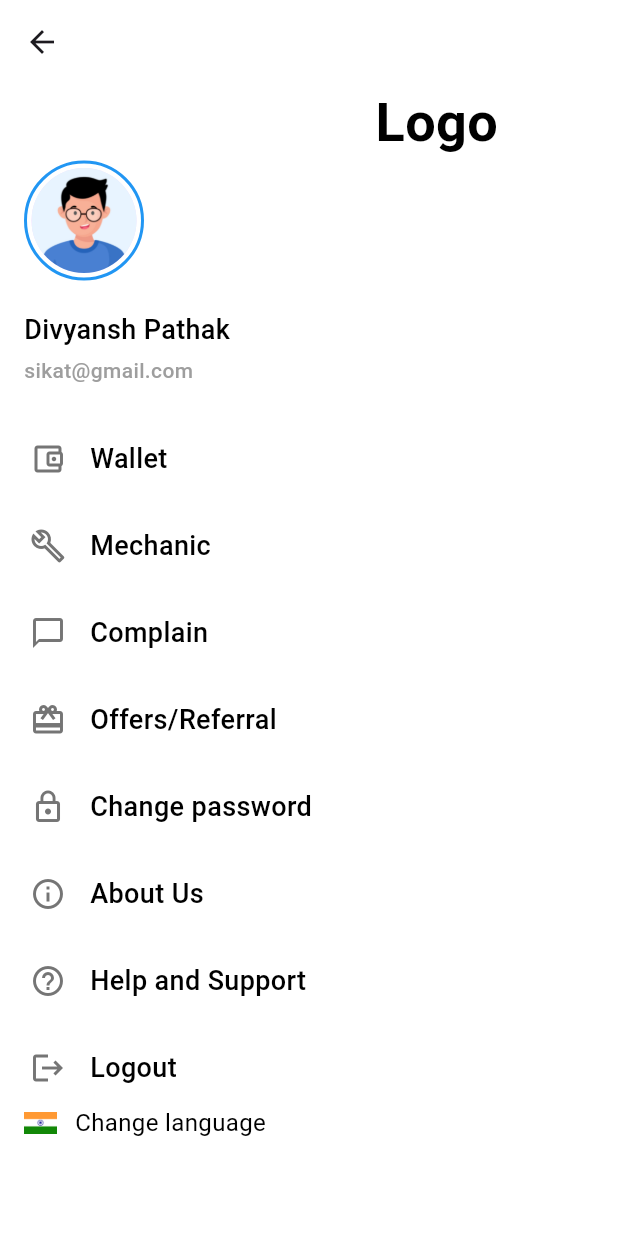
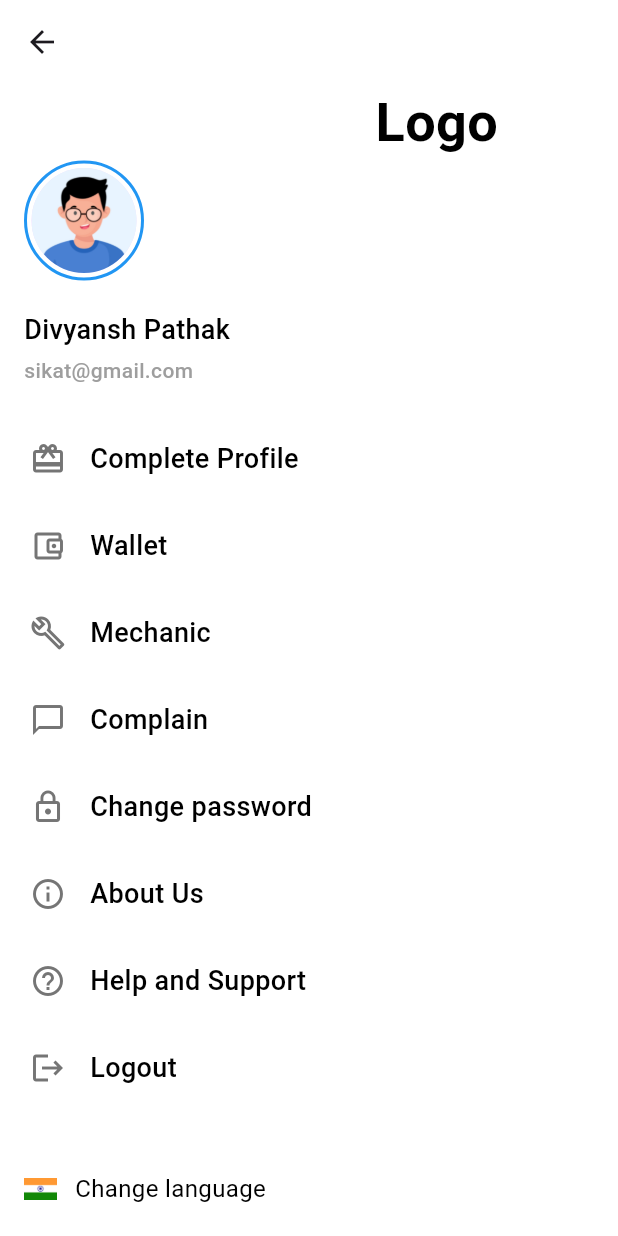
Before and after one commit to sikatienterprises/tukugo-driver, a Flutter app: the HomeScreen screen opened by its route, after a tap on the "menu" icon, on a phone screen of 412 x 824 dp. Run offline on Flutter 3.47's test engine with Material 3 defaults, Android fonts, the phone set to English and light mode, and no system bars; our stand-ins replace dotted_border, flutter_map, flutter_svg, go_router, image_picker, intl_phone_field and 1 more; network calls fail; project files that could hold a hidden picture were left out.

```diff
--- a/lib/auth/vehicle_selection_page.dart
+++ b/lib/auth/vehicle_selection_page.dart
@@ -33,6 +33,7 @@ class _VehicleSelectionPageState extends State<VehicleSelectionPage> {
 
     return Scaffold(
       backgroundColor: Colors.white,
+      appBar: AppBar(),
       body: SafeArea(
         child: Column(
           children: [
@@ -81,12 +82,10 @@ class _VehicleSelectionPageState extends State<VehicleSelectionPage> {
                       ),
                     ),
                     const SizedBox(height: 20),
-
                     _vehicleOption('E-Rickshaw', Icons.electric_rickshaw),
                     _vehicleOption('Car', Icons.directions_car),
                     _vehicleOption('Bike', Icons.motorcycle),
                     _vehicleOption('Auto', Icons.local_taxi),
-
                     const SizedBox(height: 40),
                     SizedBox(
                       width: double.infinity,
--- a/lib/screen/drawer/changeLanguage.dart
+++ b/lib/screen/drawer/changeLanguage.dart
@@ -46,7 +46,7 @@ class _ChangeLanguagePageState extends State<ChangeLanguagePage> {
     {
       'name': 'Turkish',
       'subtitle': 'Türkçe',
-      'flagAsset': 'assets/flags/turish.png',
+      'flagAsset': 'assets/flags/turkish.png',
     },
     {
       'name': 'Dutch',
--- a/lib/screen/drawer/profile_drawer.dart
+++ b/lib/screen/drawer/profile_drawer.dart
@@ -1,4 +1,6 @@
 import 'package:flutter/material.dart';
+import 'package:go_router/go_router.dart';
+import 'package:tukugo/auth/vehicle_selection_page.dart';
 import 'package:tukugo/screen/drawer/aboutUs.dart';
 import 'package:tukugo/screen/drawer/changeLanguage.dart';
 import 'package:tukugo/screen/drawer/globals.dart';
@@ -88,6 +90,13 @@ class _ProfileScreenState extends State<ProfileScreen> {
               padding: EdgeInsets.zero,
               children: [
                 _buildMenuItem(
+                  Icons.card_giftcard_outlined,
+                  'Complete Profile',
+                  onTap: () {
+                    context.push('/');
+                  },
+                ),
+                _buildMenuItem(
                   Icons.account_balance_wallet_outlined,
                   'Wallet',
                   onTap: () {
@@ -98,7 +107,6 @@ class _ProfileScreenState extends State<ProfileScreen> {
                 ),
                 _buildMenuItem(Icons.build_outlined, 'Mechanic'),
                 _buildMenuItem(Icons.chat_bubble_outline, 'Complain'),
-                _buildMenuItem(Icons.card_giftcard_outlined, 'Offers/Referral'),
                 _buildMenuItem(
                   Icons.lock_outline,
                   'Change password',
@@ -135,8 +143,9 @@ class _ProfileScreenState extends State<ProfileScreen> {
           // Language Section
           Container(
             padding: const EdgeInsets.only(
-              bottom: 64,
+              top: 24,
               left: 16,
+              bottom: 20,
             ),
             child: Row(
               children: [
--- a/lib/screen/drawer/wallet.dart
+++ b/lib/screen/drawer/wallet.dart
@@ -1,6 +1,5 @@
 import 'package:flutter/material.dart';
 import 'package:go_router/go_router.dart';
-import 'package:tukugo/routes/route_constants.dart';
 
 class MyWallet extends StatelessWidget {
   @override
--- a/lib/screen/home_screen.dart
+++ b/lib/screen/home_screen.dart
@@ -2,10 +2,8 @@ import 'package:flutter/material.dart';
 import 'package:flutter_map/flutter_map.dart';
 import 'package:latlong2/latlong.dart';
 import 'package:go_router/go_router.dart';
-import 'package:tukugo/routes/route_constants.dart';
 import 'package:tukugo/screen/drawer/profile_drawer.dart';
 import 'package:tukugo/screen/otp-startRide.dart';
-import 'package:tukugo/screen/drawer/change-password.dart';
 // import 'package:flutter_svg/flutter_svg.dart';
 
 class HomeScreen extends StatefulWidget {
@@ -277,7 +275,7 @@ class _HomeScreenState extends State<HomeScreen> {
                               CircleAvatar(
                                 radius: 22,
                                 backgroundImage: AssetImage(
-                                    'assets/driverprofile.svg'), // Replace with your asset
+                                    'assets/ProfilePic.jpg'), // Replace with your asset
                                 backgroundColor: Colors.grey[200],
                               ),
                               const SizedBox(width: 10),
@@ -403,24 +401,24 @@ class _HomeScreenState extends State<HomeScreen> {
                                     mainAxisSize: MainAxisSize.min,
                                     children: [
                                       const Text('Accept'),
-                                      Container(
-                                        margin: const EdgeInsets.only(left: 6),
-                                        padding: const EdgeInsets.symmetric(
-                                            horizontal: 6, vertical: 2),
-                                        decoration: BoxDecoration(
-                                          color: Colors.white,
-                                          borderRadius:
-                                              BorderRadius.circular(10),
-                                        ),
-                                        child: const Text(
-                                          '10',
-                                          style: TextStyle(
-                                            color: Colors.blue,
-                                            fontWeight: FontWeight.bold,
-                                            fontSize: 13,
-                                          ),
-                                        ),
-                                      ),
+                                      // Container(
+                                      //   margin: const EdgeInsets.only(left: 6),
+                                      //   padding: const EdgeInsets.symmetric(
+                                      //       horizontal: 6, vertical: 2),
+                                      //   // decoration: BoxDecoration(
+                                      //   //   color: Colors.white,
+                                      //   //   borderRadius:
+                                      //   //       BorderRadius.circular(10),
+                                      //   // ),
+                                      //   // child: const Text(
+                                      //   //   '10',
+                                      //   //   style: TextStyle(
+                                      //   //     color: Colors.blue,
+                                      //   //     fontWeight: FontWeight.bold,
+                                      //   //     fontSize: 13,
+                                      //   //   ),
+                                      //   // ),
+                                      // ),
                                     ],
                                   ),
                                 ),
```
Also changed, not shown: lib/screen/drawer/transaction.dart (+1 -9 lines), pubspec.lock, 1 other file.
